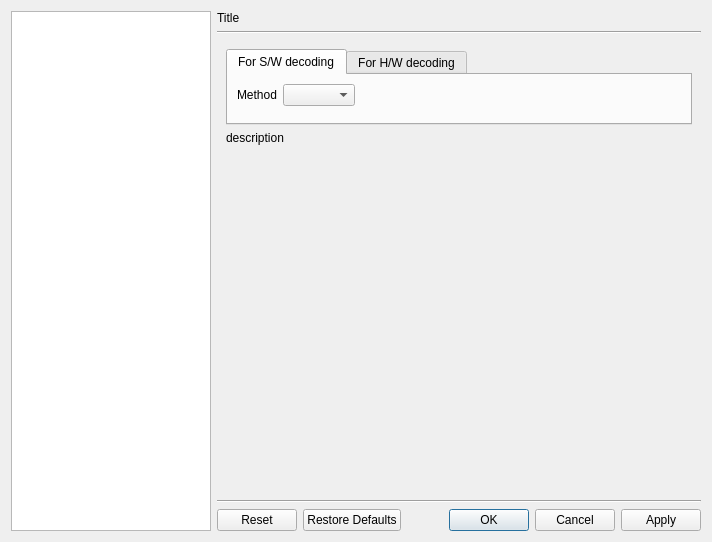
The window that src/cmplayer/ui/prefdialog.ui (bylee20/bomi) describes before a commit, drawn with Qt 5.
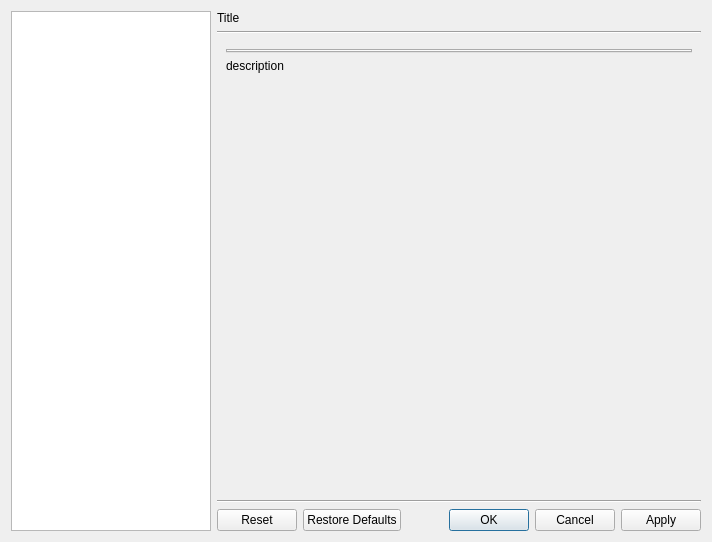
The same window after the commit. The open tabs and pages were chosen to show the change. Icons and pictures are not drawn. Custom widgets are drawn as their Qt base class.

Diff of the .ui file:
```diff
--- a/src/cmplayer/ui/prefdialog.ui
+++ b/src/cmplayer/ui/prefdialog.ui
@@ -1655,80 +1655,6 @@
            <property name="currentIndex">
             <number>0</number>
            </property>
-           <widget class="QWidget" name="deint_swdec">
-            <attribute name="title">
-             <string>For S/W decoding</string>
-            </attribute>
-            <layout class="QVBoxLayout" name="verticalLayout_28">
-             <item>
-              <layout class="QHBoxLayout" name="horizontalLayout_19">
-               <item>
-                <widget class="QLabel" name="label_30">
-                 <property name="text">
-                  <string>Method</string>
-                 </property>
-                </widget>
-               </item>
-               <item>
-                <widget class="DataComboBox" name="deint_swdec_combo"/>
-               </item>
-               <item>
-                <spacer name="horizontalSpacer_18">
-                 <property name="orientation">
-                  <enum>Qt::Horizontal</enum>
-                 </property>
-                 <property name="sizeHint" stdset="0">
-                  <size>
-                   <width>40</width>
-                   <height>20</height>
-                  </size>
-                 </property>
-                </spacer>
-               </item>
-              </layout>
-             </item>
-             <item>
-              <widget class="QStackedWidget" name="deint_swdec_stack"/>
-             </item>
-            </layout>
-           </widget>
-           <widget class="QWidget" name="deint_hwdec">
-            <attribute name="title">
-             <string>For H/W decoding</string>
-            </attribute>
-            <layout class="QVBoxLayout" name="verticalLayout_29">
-             <item>
-              <layout class="QHBoxLayout" name="horizontalLayout_20">
-               <item>
-                <widget class="QLabel" name="label_34">
-                 <property name="text">
-                  <string>Method</string>
-                 </property>
-                </widget>
-               </item>
-               <item>
-                <widget class="DataComboBox" name="deint_hwdec_combo"/>
-               </item>
-               <item>
-                <spacer name="horizontalSpacer_19">
-                 <property name="orientation">
-                  <enum>Qt::Horizontal</enum>
-                 </property>
-                 <property name="sizeHint" stdset="0">
-                  <size>
-                   <width>40</width>
-                   <height>20</height>
-                  </size>
-                 </property>
-                </spacer>
-               </item>
-              </layout>
-             </item>
-             <item>
-              <widget class="QStackedWidget" name="deint_hwdec_stack"/>
-             </item>
-            </layout>
-           </widget>
           </widget>
          </item>
          <item>
```
Left out of the diff: 36 changed lines with no effect on the pictures.
